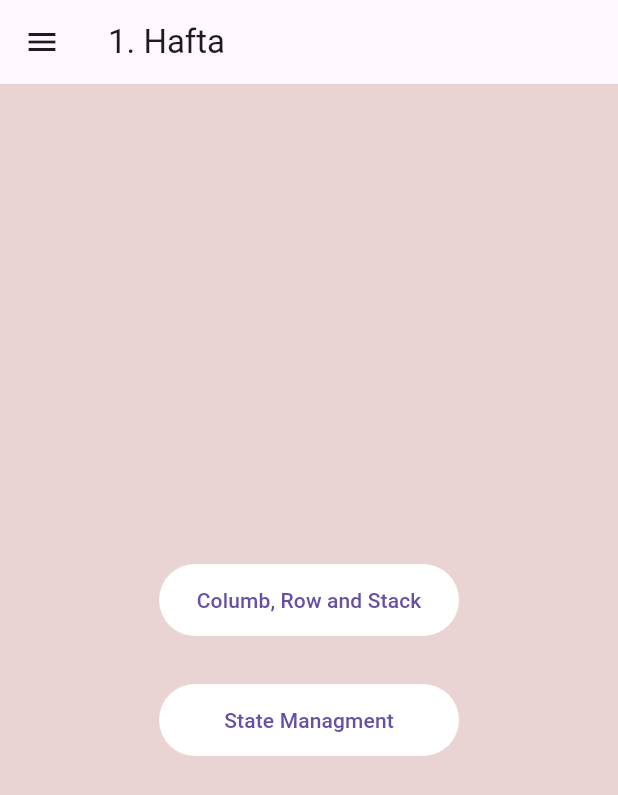
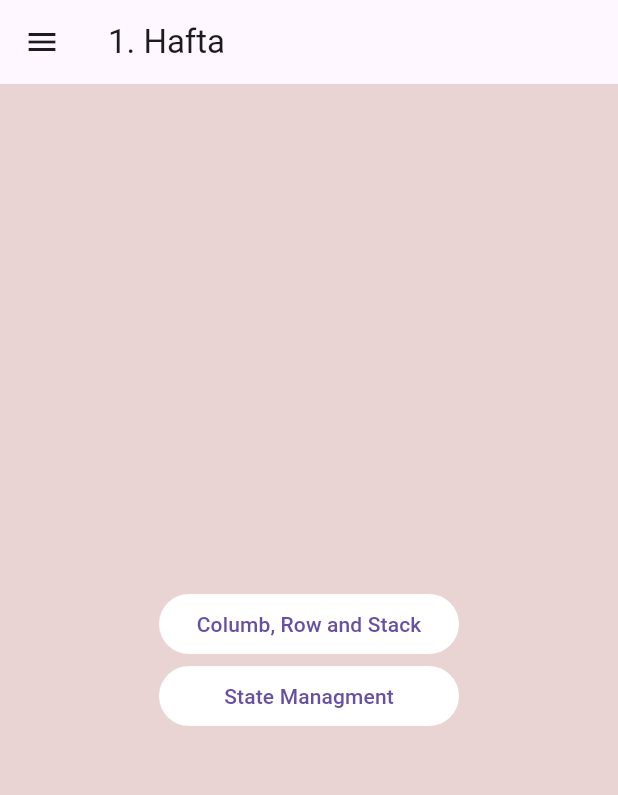
Before and after one commit to ETOTEK-Mobil/ali_odev, a Flutter app: the screen it shows after launch, on a phone screen of 412 x 824 dp. Shown: the top 795 px of the screen. Run offline on Flutter 3.47's test engine with Material 3 defaults, Android fonts, the phone set to English and light mode, and no system bars.

Commit message:
Revert "hafta 1 kodunun daha okunaklı hale gelmesi için yorum satırları ekled…"

```diff
--- a/lib/ui/view/hafta_1/hafta_1_view.dart
+++ b/lib/ui/view/hafta_1/hafta_1_view.dart
@@ -1,5 +1,4 @@
 import 'package:flutter/material.dart';
-import 'package:odev/core/constants/app_sizes.dart';
 import 'package:odev/ui/view/hafta_1/pages/column_row_stack_page.dart';
 import 'package:odev/ui/view/hafta_1/pages/state_managment_page.dart';
 
@@ -14,12 +13,8 @@ class Hafta1View extends StatelessWidget {
         child: Column(
           mainAxisAlignment: MainAxisAlignment.center,
           children: [
-            //First Button
-            Padding(
-              padding: const EdgeInsets.all(AppSize.md),
-              child: SizedBox(
+            SizedBox(
               width: 200,
-                height: AppSize.buttonHeight,
               child: TextButton(
                 style: TextButton.styleFrom(
                   backgroundColor: Colors.white,
@@ -30,13 +25,8 @@ class Hafta1View extends StatelessWidget {
                 child:const Text("Columb, Row and Stack"),
                 ),
             ),
-            ),
-            //Second Button
-            Padding(
-              padding: const EdgeInsets.all(AppSize.md),
-              child: SizedBox(
+            SizedBox(
               width: 200,
-                height: AppSize.buttonHeight,
               child: TextButton(
                 style: TextButton.styleFrom(
                   backgroundColor: Colors.white,
@@ -47,7 +37,6 @@ class Hafta1View extends StatelessWidget {
                 child:const Text("State Managment"),
                 ),
             ),
-            ),
           ],
         ),
       )
--- a/lib/ui/view/hafta_1/pages/result_page.dart
+++ b/lib/ui/view/hafta_1/pages/result_page.dart
@@ -16,11 +16,9 @@ class _Page3State extends State<Page3> {
   @override
   Widget build(BuildContext context) {
     return Scaffold(
-
       appBar: AppBar(
         title:const Text("Result"),
       ),
-
       body: Center(
         child: Column(
           mainAxisAlignment: MainAxisAlignment.center,
@@ -29,7 +27,6 @@ class _Page3State extends State<Page3> {
           ],
         ),
       ),
-
     );
   }
 }
```
Also changed, not shown: lib/ui/view/hafta_1/pages/column_row_stack_page.dart (+0 -22 lines), lib/ui/view/hafta_1/pages/state_managment_page.dart (+1 -17 lines). Lines whose indentation alone changed are shown as unchanged.
